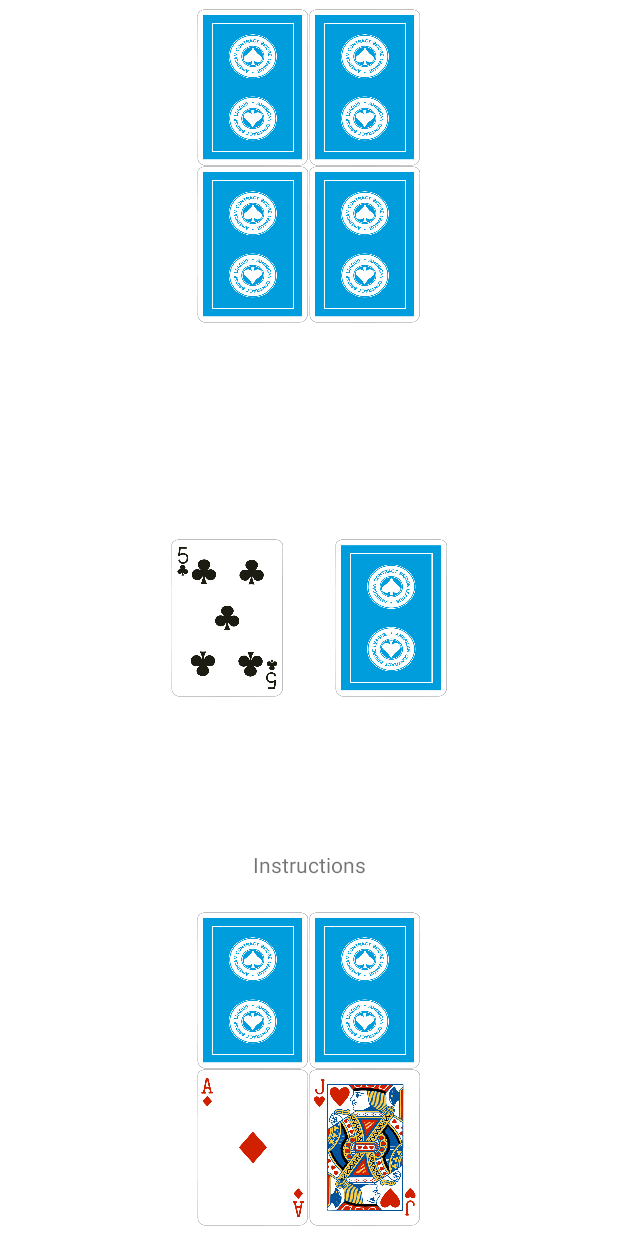
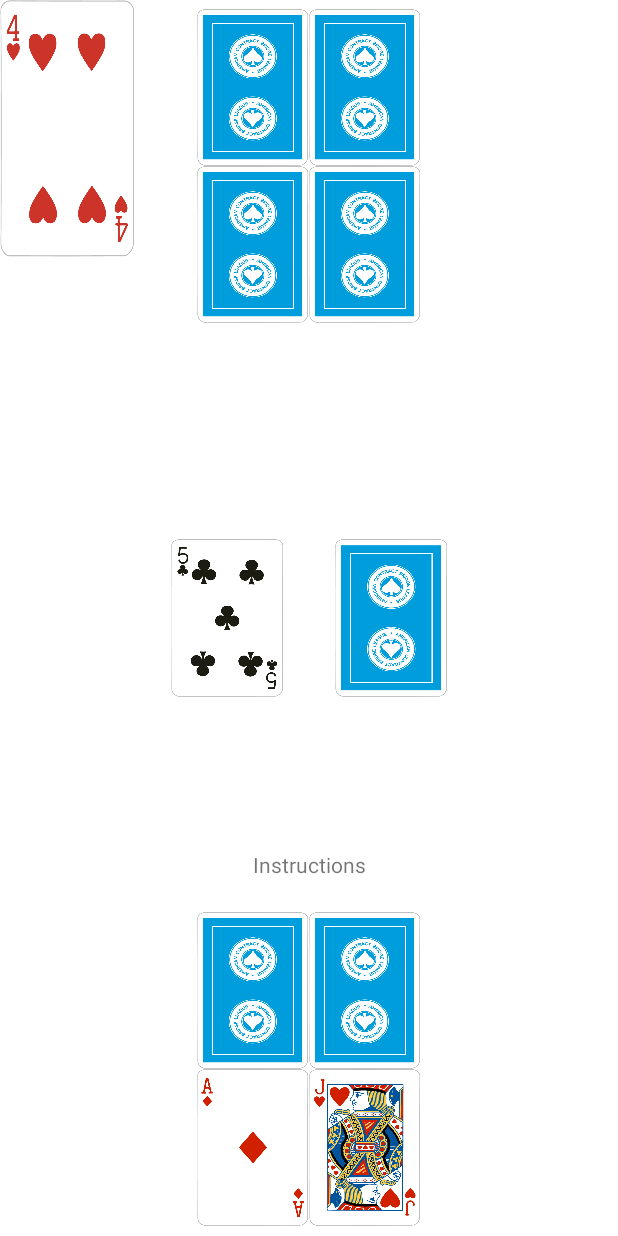
Before and after one commit to RSXEnthusiast/CardGameSuite, an Android app: the screen it shows after launch (Fives), on a phone screen of 412 x 824 dp. Run offline under Robolectric (Android 15) with nearby library versions, the phone set to English and light mode, and no system bars.

Commit message:
Auto stash before merge of "FivesToAndroid" and "origin/FivesToAndroid"

```diff
--- a/CardGameSuiteApp/app/src/main/java/com/example/cardgamesuiteapp/Fives.java
+++ b/CardGameSuiteApp/app/src/main/java/com/example/cardgamesuiteapp/Fives.java
@@ -3,6 +3,7 @@ package com.example.cardgamesuiteapp;
 import androidx.appcompat.app.AppCompatActivity;
 
 import android.os.Bundle;
+import android.view.Gravity;
 import android.widget.LinearLayout;
 import android.widget.TextView;
 
@@ -34,7 +35,10 @@ public class Fives extends AppCompatActivity {
         players[1] = findViewById(R.id.player2);
         discard = findViewById(R.id.discard);
         instruction = findViewById(R.id.instruction);
+        Card testCard = findViewById(R.id.testCard);
+        testCard.updateImage(4);
         newRound();
+//        players[0].flipCard(2);
     }
 
     public void newRound() {
--- a/CardGameSuiteApp/app/src/main/java/com/example/cardgamesuiteapp/display/Card.java
+++ b/CardGameSuiteApp/app/src/main/java/com/example/cardgamesuiteapp/display/Card.java
@@ -14,6 +14,8 @@ public class Card extends View implements View.OnTouchListener {
     //    String that keeps track of the drawable to be displayed
     private int imageId;
     private int cardNum;
+    private boolean isFlipped = false;
+
 
     public Card(Context context) {
         super(context);
@@ -31,6 +33,7 @@ public class Card extends View implements View.OnTouchListener {
 
     @Override
     public boolean onTouch(View view, MotionEvent motionEvent) {
+        this.flipCard();
         return false;
     }
 
@@ -45,6 +48,20 @@ public class Card extends View implements View.OnTouchListener {
     public void updateImage(int imageNum) {
         cardNum = imageNum;
         imageId = getImageId(Standard.getCardImageFileName(imageNum));
+        this.setOnTouchListener(this);
+        this.invalidate();
+    }
+
+    //changes the cards drawable resource to the back of a card
+    ///or vice versa if the card is already flipped
+    public void flipCard(){
+        if(!isFlipped){
+            imageId = getImageId(Standard.getCardImageFileName(-1));
+            this.isFlipped = true;
+        }else{
+            imageId = getImageId(Standard.getCardImageFileName(cardNum));
+            this.isFlipped = false;
+        }
         this.invalidate();
     }
 
--- a/CardGameSuiteApp/app/src/main/java/com/example/cardgamesuiteapp/display/Hand.java
+++ b/CardGameSuiteApp/app/src/main/java/com/example/cardgamesuiteapp/display/Hand.java
@@ -4,6 +4,7 @@ import android.content.Context;
 import android.graphics.Point;
 import android.util.AttributeSet;
 import android.view.Display;
+import android.view.MotionEvent;
 import android.view.View;
 import android.view.ViewGroup;
 import android.view.WindowManager;
@@ -117,6 +118,8 @@ public class Hand extends ViewGroup {
         cards.get(i).updateImage(card);
     }
 
+    public void flipCard(int i){cards.get(i).flipCard();}
+
     public void removeCard(int card) {
         for (int i = 0; i < cards.size(); i++) {
             if (cards.get(i).getCardNum() == card) {
--- a/CardGameSuiteApp/app/src/main/res/layout/two_players.xml
+++ b/CardGameSuiteApp/app/src/main/res/layout/two_players.xml
@@ -57,4 +57,12 @@
         app:layout_constraintTop_toTopOf="parent"
         app:layout_constraintVertical_bias="0.98" />
 
+    <view
+        android:id="@+id/testCard"
+        class="com.example.cardgamesuiteapp.display.Card"
+        android:layout_width="90dp"
+        android:layout_height="171dp"
+        tools:layout_editor_absoluteX="41dp"
+        tools:layout_editor_absoluteY="237dp" />
+
 </androidx.constraintlayout.widget.ConstraintLayout>
```
